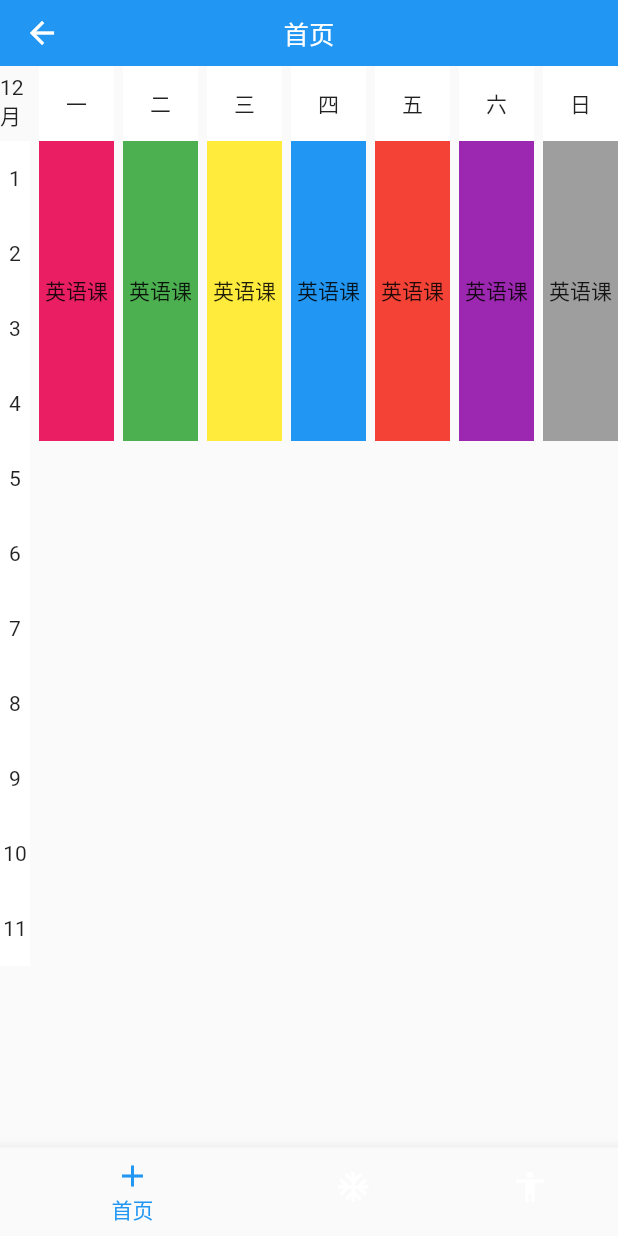
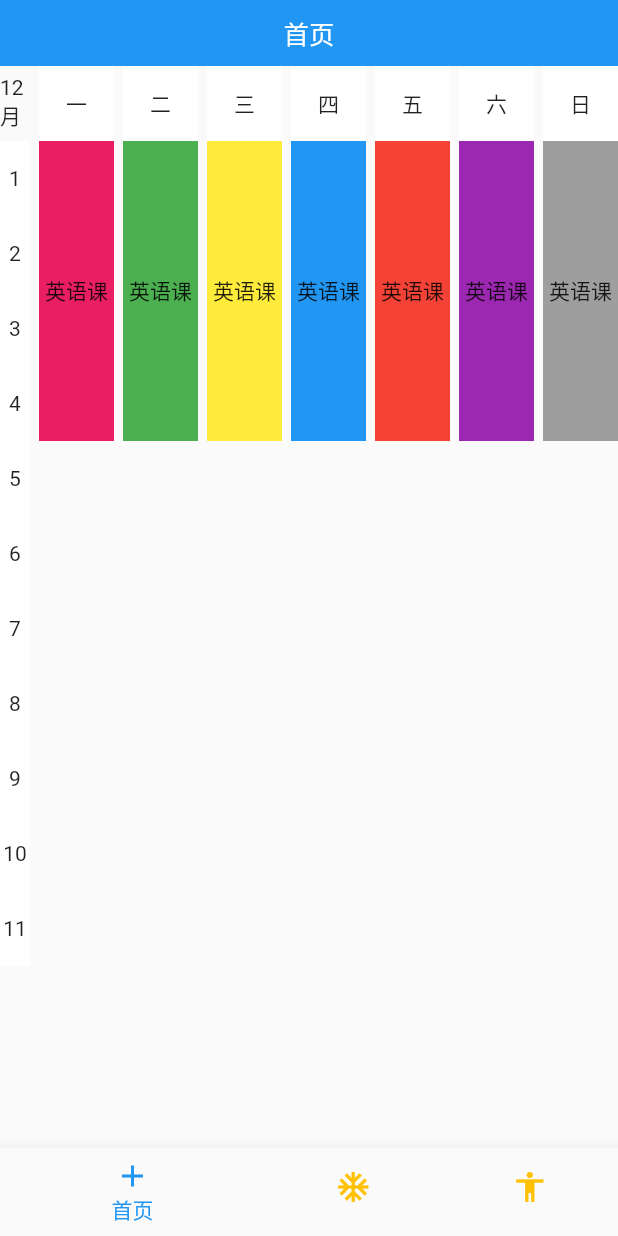
Before and after one commit to 2000Heart/classes, a Flutter app: the screen it shows after launch, after a tap on "登录", on a phone screen of 412 x 824 dp. Run offline on Flutter 3.47's test engine with Material 2 defaults, Android fonts, the phone set to English and light mode, and no system bars; our stand-ins replace get.

Commit message:
小调整

```diff
--- a/lib/logic/navigation_logic.dart
+++ b/lib/logic/navigation_logic.dart
@@ -1,6 +1,5 @@
 import 'package:classes/base/base_controller.dart';
 import 'package:flutter/material.dart';
-
 import '../pages/home/home_page.dart';
 import '../pages/lessons/lessons_page.dart';
 import '../pages/mine/mine_page.dart';
--- a/lib/pages/home/home_page.dart
+++ b/lib/pages/home/home_page.dart
@@ -1,4 +1,3 @@
-import 'package:classes/base/base_controller.dart';
 import 'package:classes/base/base_page.dart';
 import 'package:classes/logic/home/home_logic.dart';
 import 'package:classes/widgets/grid_unit.dart';
--- a/lib/pages/navigation_page.dart
+++ b/lib/pages/navigation_page.dart
@@ -17,6 +17,7 @@ class NavigationPage extends BasePage {
               title: Text(logic.labelList[logic.currentIndex])),
           bottomNavigationBar: _bottomBar(),
           body: PageView(
+            physics: const ClampingScrollPhysics(),
             controller: logic.pageController,
             onPageChanged: (value) {
               logic.setIndex(value);
@@ -33,6 +34,7 @@ class NavigationPage extends BasePage {
         currentIndex: logic.currentIndex,
         type: BottomNavigationBarType.shifting,
         selectedItemColor: Colors.blue,
+        unselectedItemColor: Colors.amber,
         backgroundColor: Colors.amber,
         onTap: (value) {
           logic.pageController.jumpToPage(value);
--- a/lib/pages/sign_in/sign_in_page.dart
+++ b/lib/pages/sign_in/sign_in_page.dart
@@ -46,7 +46,7 @@ class SignInPage extends BasePage{
                   borderRadius: BorderRadius.all(Radius.circular(15)),
                 ),
                 onPressed: () {
-                  Get.toNamed(Routes.navigation);
+                  Get.offAndToNamed(Routes.navigation);
                 },
                 child: const Text("登录"),
               )
```
Also changed, not shown: pubspec.lock, 1 other file.
